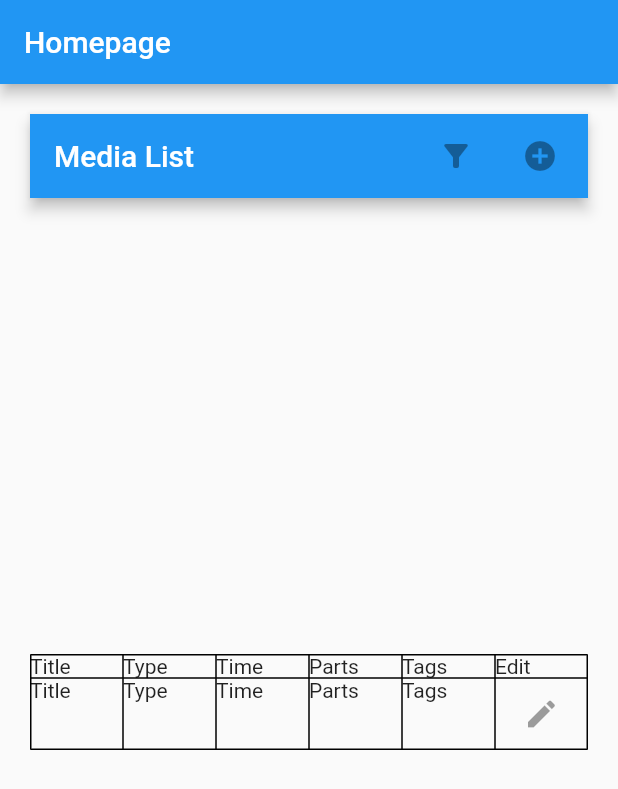
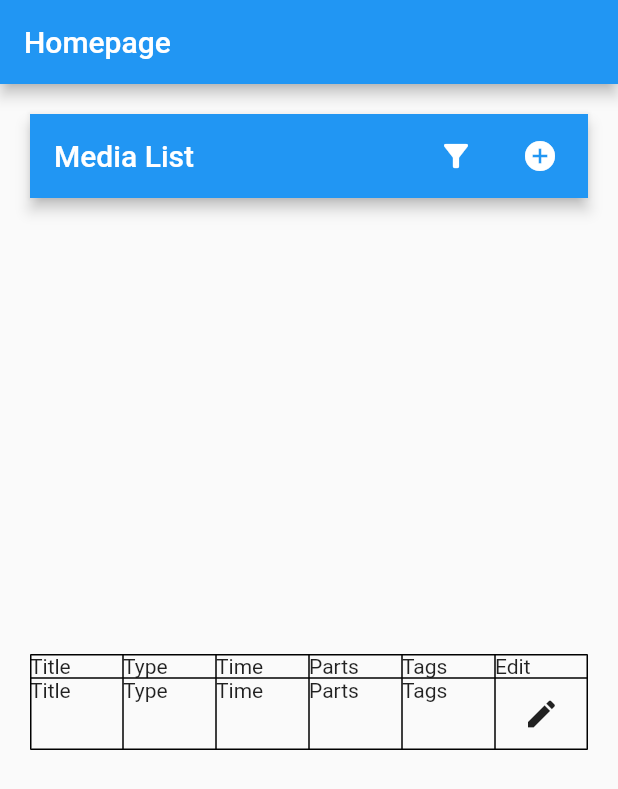
Before and after one commit to faithcoslett/tag-team, a Flutter app: the screen it shows after launch, on a phone screen of 412 x 824 dp. Shown: the top 789 px of the screen. Run offline on Flutter 3.47's test engine with Material 2 defaults, Android fonts, the phone set to English and light mode, and no system bars.

Commit message:
Implemented buttons

```diff
--- a/code/tagteam/lib/main.dart
+++ b/code/tagteam/lib/main.dart
@@ -4,8 +4,15 @@ void main() {
   runApp(const MainApp());
 }
 
-class MainApp extends StatelessWidget {
+class MainApp extends StatefulWidget{
   const MainApp({super.key});
+
+  @override
+  State<MainApp> createState() => _MainAppState();
+
+}
+
+class _MainAppState extends State<MainApp> {
   @override
   Widget build(BuildContext context) {
     return MaterialApp(
@@ -33,11 +40,11 @@ class MediaTable extends StatelessWidget{
       home: Scaffold(
         appBar: AppBar(
           title: const Text('Media List'),
-          actions: const [
+          actions:  [
             ButtonBar(
               children: [
-                IconButton(onPressed: null, icon: Icon( Icons.filter_alt)),
-                IconButton(onPressed: null, icon: Icon( Icons.add_circle)),
+                IconButton(onPressed: ()=>{runApp(Filter())}, icon: Icon( Icons.filter_alt)),
+                IconButton(onPressed: ()=>{runApp(AddMedia())}, icon: Icon( Icons.add_circle)),
               ],
             )
           ],
@@ -48,7 +55,7 @@ class MediaTable extends StatelessWidget{
               alignment: Alignment.topCenter,
               child:Table(
                 border: TableBorder.all(),
-                children: const [
+                children: [
                   TableRow(
                     children: [
                       TableCell(child: Text('Title'),),
@@ -66,7 +73,10 @@ class MediaTable extends StatelessWidget{
                       TableCell(child: Text('Time'),),
                       TableCell(child: Text('Parts'),),
                       TableCell(child: Text('Tags'),),
-                      TableCell(child: IconButton(onPressed: null, icon: Icon(Icons.edit),),),
+                      TableCell(child: IconButton(
+                        onPressed: ()=>{runApp(EditMedia())},
+                        icon: Icon(Icons.edit),
+                      ),),
                     ]
                   )
                 ],
@@ -78,3 +88,74 @@ class MediaTable extends StatelessWidget{
     );
   }
 }
+class EditMedia extends StatefulWidget{
+  const EditMedia({super.key});
+  @override
+  State<EditMedia> createState() => _EditMediaState();
+}
+
+class _EditMediaState extends State<EditMedia> {
+  @override
+  Widget build(BuildContext context) {
+    return  MaterialApp(
+      home: Container(
+        color: Colors.cyan,
+        child: Placeholder(),
+      ),
+    );
+  }
+}
+
+class AddMedia extends StatefulWidget{
+  const AddMedia({super.key});
+  @override
+  State<AddMedia> createState() => _AddMediaState();
+}
+
+class _AddMediaState extends State<AddMedia> {
+  @override
+  Widget build(BuildContext context) {
+    return  MaterialApp(
+      home: Container(
+        color: Colors.yellow,
+        child: Placeholder(),
+      ),
+    );
+  }
+}
+
+class Filter extends StatefulWidget{
+  const Filter({super.key});
+  @override
+  State<Filter> createState() => _FilterState();
+}
+
+class _FilterState extends State<Filter> {
+  @override
+  Widget build(BuildContext context) {
+    return  MaterialApp(
+      home: Container(
+        color: Colors.pink,
+        child: Placeholder(),
+      ),
+    );
+  }
+}
+//To be implemented in the add and edit media widgets:
+class EditTags extends StatefulWidget{
+  const EditTags({super.key});
+  @override
+  State<EditTags> createState() => _EditTagsState();
+}
+
+class _EditTagsState extends State<EditTags> {
+  @override
+  Widget build(BuildContext context) {
+    return  MaterialApp(
+      home: Container(
+        color: Colors.green,
+        child: Placeholder(),
+      ),
+    );
+  }
+}
```
